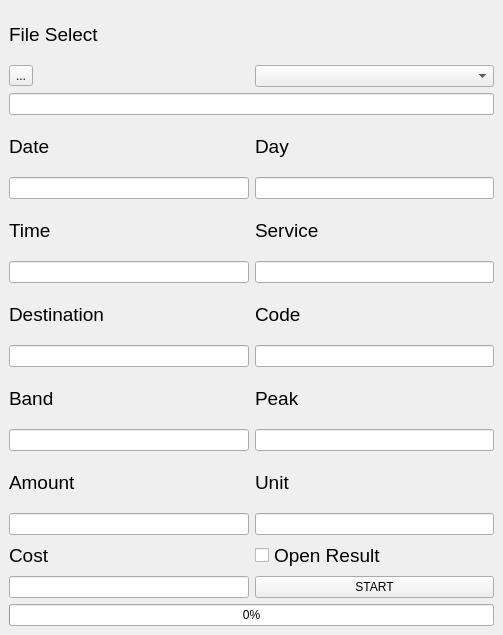
Before: the Qt Designer form test.ui in artakak/PDF_To_XLS, drawn with Qt 5.
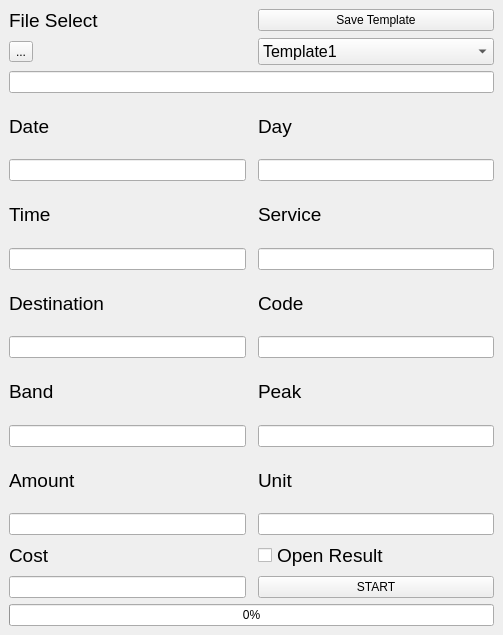
After: the same form once the commit is applied.

The edit to the form file:
```diff
--- a/test.ui
+++ b/test.ui
@@ -34,8 +34,64 @@
       </property>
      </widget>
     </item>
-    <item row="1" column="1">
-     <widget class="QComboBox" name="comboBox"/>
+    <item row="1" column="2">
+     <widget class="QComboBox" name="comboBox">
+      <property name="font">
+       <font>
+        <pointsize>12</pointsize>
+       </font>
+      </property>
+      <item>
+       <property name="text">
+        <string>Template1</string>
+       </property>
+      </item>
+      <item>
+       <property name="text">
+        <string>Template2</string>
+       </property>
+      </item>
+      <item>
+       <property name="text">
+        <string>Template3</string>
+       </property>
+      </item>
+      <item>
+       <property name="text">
+        <string>Template4</string>
+       </property>
+      </item>
+      <item>
+       <property name="text">
+        <string>Template5</string>
+       </property>
+      </item>
+      <item>
+       <property name="text">
+        <string>Template6</string>
+       </property>
+      </item>
+      <item>
+       <property name="text">
+        <string>Template7</string>
+       </property>
+      </item>
+      <item>
+       <property name="text">
+        <string>Template8</string>
+       </property>
+      </item>
+      <item>
+       <property name="text">
+        <string>Template9</string>
+       </property>
+      </item>
+      <item>
+       <property name="text">
+        <string>Template10</string>
+       </property>
+      </item>
+     </widget>
     </item>
     <item row="3" column="0">
      <widget class="QLabel" name="label_2">
@@ -49,7 +105,7 @@
       </property>
      </widget>
     </item>
-    <item row="3" column="1">
+    <item row="3" column="2">
      <widget class="QLabel" name="label_3">
       <property name="font">
        <font>
@@ -64,7 +120,7 @@
     <item row="4" column="0">
      <widget class="QLineEdit" name="lineEdit_2"/>
     </item>
-    <item row="4" column="1">
+    <item row="4" column="2">
      <widget class="QLineEdit" name="lineEdit_3">
       <property name="text">
        <string/>
@@ -83,7 +139,7 @@
       </property>
      </widget>
     </item>
-    <item row="5" column="1">
+    <item row="5" column="2">
      <widget class="QLabel" name="label_5">
       <property name="font">
        <font>
@@ -98,7 +154,7 @@
     <item row="6" column="0">
      <widget class="QLineEdit" name="lineEdit_4"/>
     </item>
-    <item row="6" column="1">
+    <item row="6" column="2">
      <widget class="QLineEdit" name="lineEdit_5"/>
     </item>
     <item row="7" column="0">
@@ -113,7 +169,7 @@
       </property>
      </widget>
     </item>
-    <item row="7" column="1">
+    <item row="7" column="2">
      <widget class="QLabel" name="label_7">
       <property name="font">
        <font>
@@ -128,7 +184,7 @@
     <item row="8" column="0">
      <widget class="QLineEdit" name="lineEdit_6"/>
     </item>
-    <item row="8" column="1">
+    <item row="8" column="2">
      <widget class="QLineEdit" name="lineEdit_7"/>
     </item>
     <item row="9" column="0">
@@ -143,7 +199,7 @@
       </property>
      </widget>
     </item>
-    <item row="9" column="1">
+    <item row="9" column="2">
      <widget class="QLabel" name="label_9">
       <property name="font">
        <font>
@@ -158,7 +214,7 @@
     <item row="10" column="0">
      <widget class="QLineEdit" name="lineEdit_8"/>
     </item>
-    <item row="10" column="1">
+    <item row="10" column="2">
      <widget class="QLineEdit" name="lineEdit_9"/>
     </item>
     <item row="11" column="0">
@@ -173,7 +229,7 @@
       </property>
      </widget>
     </item>
-    <item row="11" column="1">
+    <item row="11" column="2">
      <widget class="QLabel" name="label_11">
       <property name="font">
        <font>
@@ -188,7 +244,7 @@
     <item row="12" column="0">
      <widget class="QLineEdit" name="lineEdit_10"/>
     </item>
-    <item row="12" column="1">
+    <item row="12" column="2">
      <widget class="QLineEdit" name="lineEdit_11"/>
     </item>
     <item row="13" column="0">
@@ -203,7 +259,7 @@
       </property>
      </widget>
     </item>
-    <item row="13" column="1">
+    <item row="13" column="2">
      <widget class="QCheckBox" name="checkBox">
       <property name="font">
        <font>
@@ -218,27 +274,34 @@
     <item row="14" column="0">
      <widget class="QLineEdit" name="lineEdit_12"/>
     </item>
-    <item row="14" column="1">
+    <item row="14" column="2">
      <widget class="QPushButton" name="pushButton">
       <property name="text">
        <string>START</string>
       </property>
      </widget>
     </item>
-    <item row="15" column="0" colspan="2">
+    <item row="15" column="0" colspan="3">
      <widget class="QProgressBar" name="progressBar">
       <property name="value">
        <number>0</number>
       </property>
      </widget>
     </item>
-    <item row="2" column="0" colspan="2">
+    <item row="2" column="0" colspan="3">
      <widget class="QLineEdit" name="lineEdit">
       <property name="readOnly">
        <bool>true</bool>
       </property>
      </widget>
     </item>
+    <item row="0" column="2">
+     <widget class="QPushButton" name="pushButton_2">
+      <property name="text">
+       <string>Save Template</string>
+      </property>
+     </widget>
+    </item>
    </layout>
   </widget>
  </widget>
```
